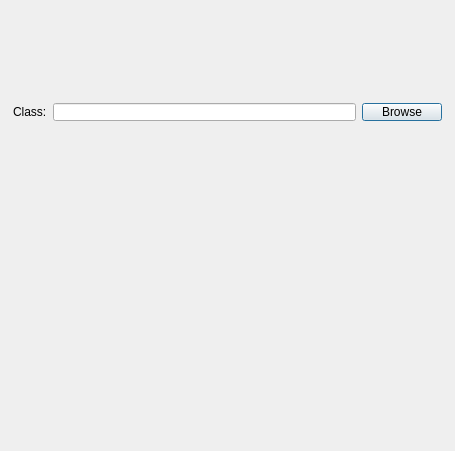
Old version of the form EditExternalNPC.ui in the repository lukegrahamSydney/TilesEditor.
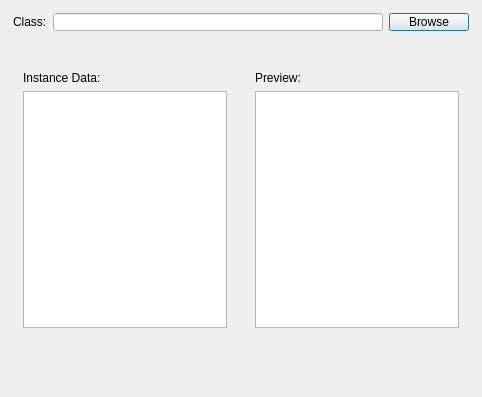
New version of the form. Custom widgets are drawn as their Qt base class.

What changed in the file:
```diff
--- a/EditExternalNPC.ui
+++ b/EditExternalNPC.ui
@@ -6,8 +6,8 @@
    <rect>
     <x>0</x>
     <y>0</y>
-    <width>455</width>
-    <height>451</height>
+    <width>482</width>
+    <height>397</height>
    </rect>
   </property>
   <property name="windowTitle">
@@ -75,12 +75,62 @@
    </item>
    <item>
     <widget class="QWidget" name="widget_2" native="true">
-     <layout class="QGridLayout" name="gridLayout"/>
+     <layout class="QHBoxLayout" name="horizontalLayout_2">
+      <item>
+       <widget class="QWidget" name="widget_4" native="true">
+        <layout class="QGridLayout" name="gridLayout_2">
+         <item row="0" column="0">
+          <widget class="QLabel" name="label_2">
+           <property name="text">
+            <string>Instance Data:</string>
+           </property>
+          </widget>
+         </item>
+         <item row="1" column="0">
+          <widget class="QPlainTextEdit" name="plainTextEdit"/>
+         </item>
+        </layout>
+       </widget>
+      </item>
+      <item>
+       <widget class="QWidget" name="widget_5" native="true">
+        <layout class="QGridLayout" name="gridLayout">
+         <item row="1" column="1">
+          <widget class="TilesEditor::GraphicsView" name="graphicsView"/>
+         </item>
+         <item row="0" column="1">
+          <widget class="QLabel" name="label_3">
+           <property name="text">
+            <string>Preview:</string>
+           </property>
+          </widget>
+         </item>
+        </layout>
+       </widget>
+      </item>
+     </layout>
+    </widget>
+   </item>
+   <item>
+    <widget class="QWidget" name="widget_6" native="true">
+     <property name="minimumSize">
+      <size>
+       <width>0</width>
+       <height>40</height>
+      </size>
+     </property>
     </widget>
    </item>
   </layout>
  </widget>
  <layoutdefault spacing="6" margin="11"/>
+ <customwidgets>
+  <customwidget>
+   <class>TilesEditor::GraphicsView</class>
+   <extends>QGraphicsView</extends>
+   <header location="global">GraphicsView.h</header>
+  </customwidget>
+ </customwidgets>
  <resources/>
  <connections/>
 </ui>
```
